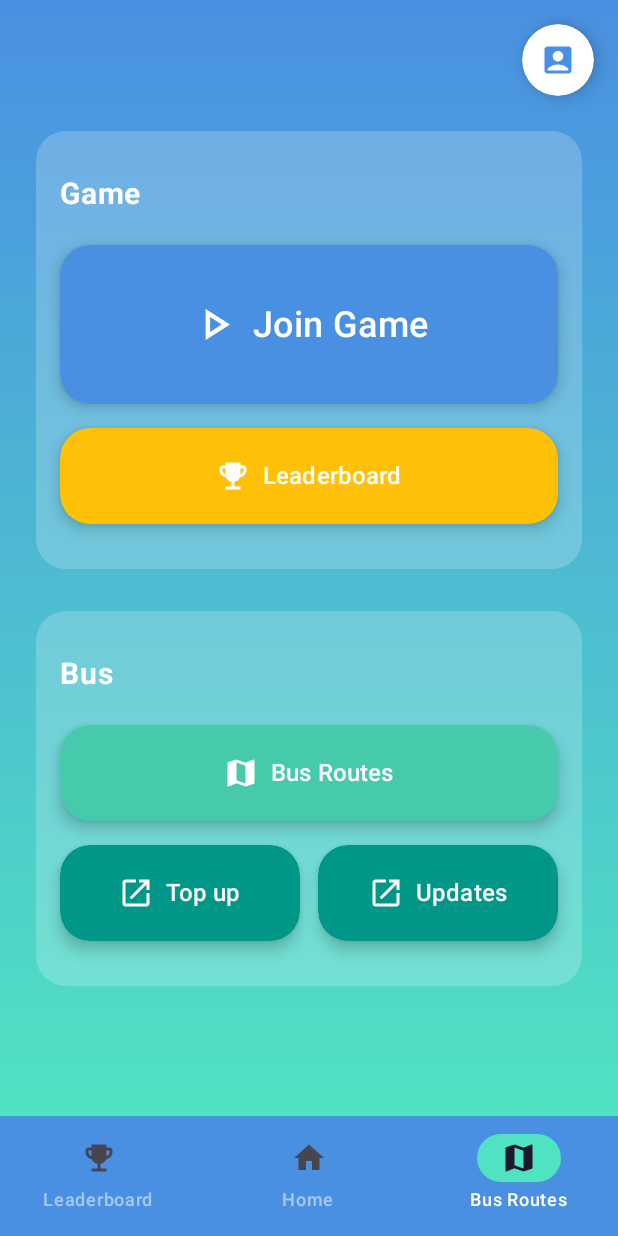
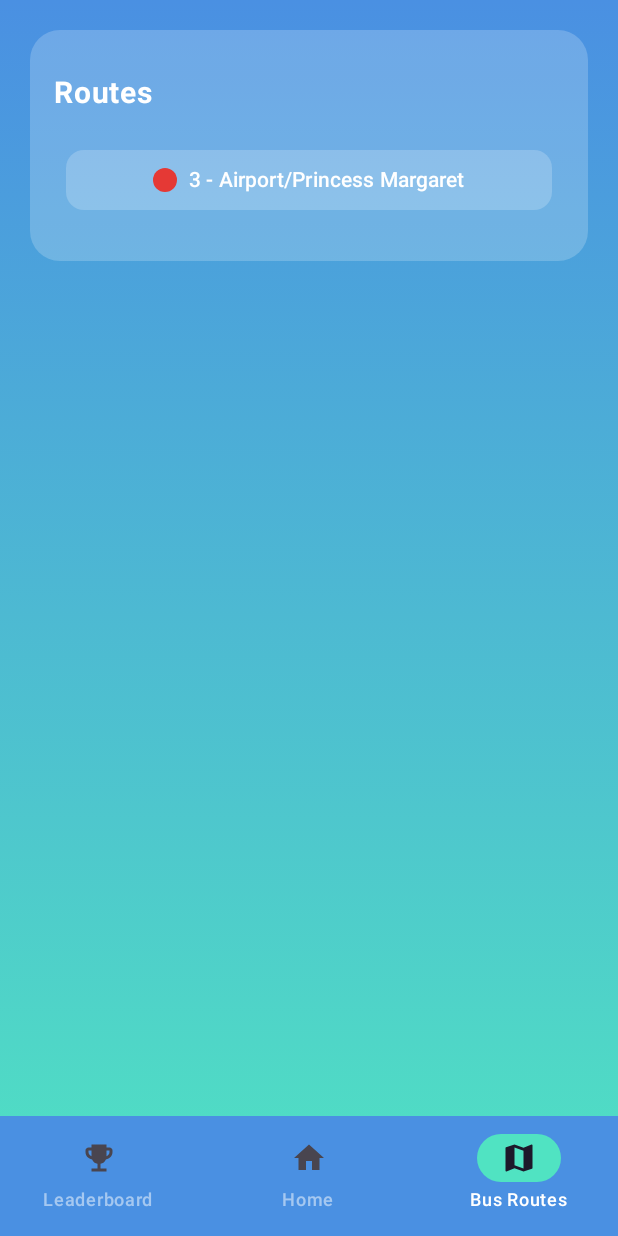
Before and after one commit to SaxySam/SENG303_A2_Bus_Buddy, an Android app built with Jetpack Compose: the screen it shows after launch (MainActivity), item 3 of the bottom bar chosen, on a phone screen of 412 x 824 dp. Run offline under Robolectric (Android 15) with nearby library versions, the phone set to English and light mode, and no system bars.

Commit message:
bus-routes - Added bus routes screen, persistent storage for the selected bus route, route dropdown

```diff
--- a/app/build.gradle.kts
+++ b/app/build.gradle.kts
@@ -49,6 +49,8 @@ dependencies {
     implementation(libs.androidx.ui.tooling.preview)
     implementation(libs.androidx.material3)
     implementation(libs.androidx.material.icons.extended)
+    implementation(libs.androidx.navigation.compose)
+    implementation(libs.androidx.datastore.preferences)
     testImplementation(libs.junit)
     androidTestImplementation(libs.androidx.junit)
     androidTestImplementation(libs.androidx.espresso.core)
--- a/app/src/main/java/nz/ac/canterbury/seng303/busbuddy/MainActivity.kt
+++ b/app/src/main/java/nz/ac/canterbury/seng303/busbuddy/MainActivity.kt
@@ -8,7 +8,12 @@ import androidx.compose.foundation.layout.fillMaxSize
 import androidx.compose.foundation.layout.padding
 import androidx.compose.material3.Scaffold
 import androidx.compose.ui.Modifier
+import androidx.navigation.compose.NavHost
+import androidx.navigation.compose.composable
+import androidx.navigation.compose.rememberNavController
+import nz.ac.canterbury.seng303.busbuddy.composables.BusRoutesScreen
 import nz.ac.canterbury.seng303.busbuddy.composables.HomeScreen
+import nz.ac.canterbury.seng303.busbuddy.composables.NavBar
 import nz.ac.canterbury.seng303.busbuddy.ui.theme.BusBuddyTheme
 
 class MainActivity : ComponentActivity() {
@@ -17,9 +22,16 @@ class MainActivity : ComponentActivity() {
         enableEdgeToEdge()
         setContent {
             BusBuddyTheme {
-                Scaffold(modifier = Modifier.fillMaxSize()) { innerPadding ->
-                    HomeScreen(modifier = Modifier.padding(innerPadding))
-                    // Navigation to be added later
+                val navController = rememberNavController()
+                Scaffold(modifier = Modifier.fillMaxSize(), bottomBar = { NavBar(navController) }) { innerPadding ->
+                    NavHost(navController = navController, startDestination = "HomeScreen") {
+                        composable("HomeScreen") {
+                            HomeScreen(modifier = Modifier.padding(innerPadding))
+                        }
+                        composable("BusRoutesScreen") {
+                            BusRoutesScreen()
+                        }
+                    }
                 }
             }
         }
--- /dev/null
+++ b/app/src/main/java/nz/ac/canterbury/seng303/busbuddy/composables/BusRoutesScreen.kt
@@ -0,0 +1,56 @@
+package nz.ac.canterbury.seng303.busbuddy.composables
+
+import androidx.compose.foundation.background
+import androidx.compose.foundation.layout.Box
+import androidx.compose.foundation.layout.fillMaxSize
+import androidx.compose.foundation.layout.padding
+import androidx.compose.material3.MaterialTheme
+import androidx.compose.material3.Scaffold
+import androidx.compose.runtime.Composable
+import androidx.compose.runtime.remember
+import androidx.compose.ui.Modifier
+import androidx.compose.ui.graphics.Brush
+import androidx.compose.ui.platform.LocalContext
+import androidx.compose.ui.unit.dp
+import nz.ac.canterbury.seng303.busbuddy.utils.RoutesDropDown
+import nz.ac.canterbury.seng303.busbuddy.utils.SectionCard
+import nz.ac.canterbury.seng303.busbuddy.viewmodels.RoutesViewModel
+
+@Composable
+fun BusRoutesScreen() {
+    val context = LocalContext.current
+    val viewModel = remember { RoutesViewModel(context) }
+
+    Scaffold(
+        modifier = Modifier.fillMaxSize()
+    ) { innerPadding ->
+        Box(
+            modifier = Modifier
+                .fillMaxSize()
+                .padding(innerPadding)
+                .background(
+                    Brush.verticalGradient(
+                        colors = listOf(
+                            MaterialTheme.colorScheme.primary,
+                            MaterialTheme.colorScheme.primaryContainer
+                        )
+                    )
+                )
+        ) {
+            Box (modifier = Modifier.padding(20.dp)) {
+                SectionCard(title = "Routes") {
+                    // Add bus routes drop down
+                    RoutesDropDown(viewModel)
+                    // Display proximity to next stop
+
+
+
+//                val busMap: Painter = painterResource(id = R.drawable.metro_map_christchurch)
+//                ZoomableImage(
+//                    busMap = busMap
+//                )
+                }
+            }
+        }
+    }
+}
--- a/app/src/main/java/nz/ac/canterbury/seng303/busbuddy/composables/HomeScreen.kt
+++ b/app/src/main/java/nz/ac/canterbury/seng303/busbuddy/composables/HomeScreen.kt
@@ -17,7 +17,6 @@ import androidx.compose.ui.Modifier
 import androidx.compose.ui.draw.shadow
 import androidx.compose.ui.graphics.Brush
 import androidx.compose.ui.platform.LocalContext
-import androidx.compose.ui.tooling.preview.Preview
 import androidx.compose.ui.unit.dp
 import androidx.compose.ui.unit.sp
 import androidx.core.net.toUri
@@ -29,7 +28,6 @@ fun HomeScreen(modifier: Modifier = Modifier) {
     val context = LocalContext.current
 
     Scaffold(
-        bottomBar = { NavBar() },
         modifier = Modifier.fillMaxSize()
     ) { innerPadding ->
         Box(
@@ -135,9 +133,3 @@ fun HomeScreen(modifier: Modifier = Modifier) {
         }
     }
 }
-
-@Preview(showBackground = true)
-@Composable
-fun PreviewHomeScreen() {
-    HomeScreen()
-}
--- a/app/src/main/java/nz/ac/canterbury/seng303/busbuddy/composables/NavBar.kt
+++ b/app/src/main/java/nz/ac/canterbury/seng303/busbuddy/composables/NavBar.kt
@@ -1,27 +1,33 @@
 package nz.ac.canterbury.seng303.busbuddy.composables
 
-import androidx.compose.foundation.background
-import androidx.compose.foundation.layout.Box
-import androidx.compose.foundation.layout.fillMaxSize
 import androidx.compose.material.icons.Icons
 import androidx.compose.material.icons.filled.EmojiEvents
 import androidx.compose.material.icons.filled.Home
 import androidx.compose.material.icons.filled.Map
 import androidx.compose.material3.*
 import androidx.compose.runtime.*
-import androidx.compose.ui.Modifier
-import androidx.compose.ui.tooling.preview.Preview
+import androidx.compose.ui.graphics.vector.ImageVector
 import androidx.compose.ui.unit.dp
+import androidx.navigation.NavController
 import nz.ac.canterbury.seng303.busbuddy.ui.theme.*
 
+
+data class NavItem(
+    val icon: ImageVector,
+    val label: String,
+    val index: Int,
+    val route: String
+)
+
+
 @Composable
-fun NavBar() {
-    var selectedItem by remember { mutableStateOf(1) }
+fun NavBar(navController: NavController) {
+    var selectedItem by remember { mutableIntStateOf(1) }
 
     val items = listOf(
-        Triple(Icons.Filled.EmojiEvents, "Leaderboard", 0),
-        Triple(Icons.Filled.Home, "Home", 1),
-        Triple(Icons.Filled.Map, "Bus Routes", 2)
+        NavItem(Icons.Filled.EmojiEvents, "Leaderboard", 0, "Leaderboard"),
+        NavItem(Icons.Filled.Home, "Home", 1, "HomeScreen"),
+        NavItem(Icons.Filled.Map, "Bus Routes", 2, "BusRoutesScreen")
     )
 
     NavigationBar(
@@ -29,10 +35,13 @@ fun NavBar() {
         contentColor = MaterialTheme.colorScheme.onPrimary,
         tonalElevation = 12.dp
     ) {
-        items.forEach { (icon, label, index) ->
+        items.forEach { (icon, label, index, route) ->
             NavigationBarItem(
                 selected = selectedItem == index,
-                onClick = { selectedItem = index },
+                onClick = {
+                    selectedItem = index
+                    navController.navigate(route)
+                          },
                 icon = {
                     Icon(
                         imageVector = icon,
@@ -52,15 +61,3 @@ fun NavBar() {
         }
     }
 }
-
-@Preview
-@Composable
-fun PreviewNavBar() {
-    Box(
-        modifier = Modifier
-            .fillMaxSize()
-            .background(color = MaterialTheme.colorScheme.background)
-    ) {
-        NavBar()
-    }
-}
--- /dev/null
+++ b/app/src/main/java/nz/ac/canterbury/seng303/busbuddy/data/RoutePreferences.kt
@@ -0,0 +1,26 @@
+package nz.ac.canterbury.seng303.busbuddy.data
+
+import android.content.Context
+import androidx.datastore.preferences.core.edit
+import androidx.datastore.preferences.core.stringPreferencesKey
+import androidx.datastore.preferences.preferencesDataStore
+import kotlinx.coroutines.flow.Flow
+import kotlinx.coroutines.flow.map
+
+val Context.dataStore by preferencesDataStore(name = "settings")
+
+object RoutePreferences {
+    val SELECTED_ROUTE = stringPreferencesKey("selected_route")
+
+    suspend fun saveRoute(context: Context, route: String) {
+        context.dataStore.edit { prefs ->
+            prefs[SELECTED_ROUTE] = route
+        }
+    }
+
+    fun getRoute(context: Context): Flow<String?> {
+        return context.dataStore.data.map { prefs ->
+            prefs[SELECTED_ROUTE]
+        }
+    }
+}
--- /dev/null
+++ b/app/src/main/java/nz/ac/canterbury/seng303/busbuddy/utils/RouteDropDown.kt
@@ -0,0 +1,84 @@
+package nz.ac.canterbury.seng303.busbuddy.utils
+
+import androidx.compose.foundation.background
+import androidx.compose.foundation.layout.*
+import androidx.compose.foundation.shape.CircleShape
+import androidx.compose.foundation.shape.RoundedCornerShape
+import androidx.compose.material3.*
+import androidx.compose.runtime.*
+import androidx.compose.ui.Alignment
+import androidx.compose.ui.Modifier
+import androidx.compose.ui.graphics.Color
+import androidx.compose.ui.unit.dp
+import nz.ac.canterbury.seng303.busbuddy.viewmodels.RoutesViewModel
+
+@Composable
+fun RoutesDropDown(viewModel: RoutesViewModel) {
+    val routes = listOf(
+        "3 - Airport/Princess Margaret" to Color(0xFFE53935),
+        "17 - Bryndwr/Huntsbury" to Color(0xFF1E88E5),
+        "28 - Casebrook/Lyttelton" to Color(0xFF43A047),
+        "80 - Lincoln/Burnside" to Color(0xFF8E24AA),
+        "125 - Redwood/Westlake" to Color(0xFFFFB300),
+        "Orbiter" to Color(0xFF009688)
+    )
+
+    var expanded by remember { mutableStateOf(false) }
+    val selectedRouteName by viewModel.selectedRoute.collectAsState()
+    val selectedRoute = routes.find { it.first == selectedRouteName } ?: routes.first()
+
+    Box(
+        modifier = Modifier
+            .fillMaxWidth()
+            .padding(horizontal = 8.dp)
+    ) {
+        Button(
+            onClick = { expanded = true },
+            modifier = Modifier.fillMaxWidth(),
+            shape = RoundedCornerShape(12.dp),
+            colors = ButtonDefaults.buttonColors(
+                containerColor = MaterialTheme.colorScheme.surface,
+            )
+        ) {
+            Row(verticalAlignment = Alignment.CenterVertically) {
+                Box(
+                    modifier = Modifier
+                        .size(16.dp)
+                        .background(selectedRoute.second, shape = CircleShape)
+                )
+                Spacer(modifier = Modifier.width(8.dp))
+                Text(selectedRoute.first)
+            }
+        }
+
+        DropdownMenu(
+            expanded = expanded,
+            onDismissRequest = { expanded = false },
+            containerColor = MaterialTheme.colorScheme.surface,
+        ) {
+            routes.forEach { route ->
+                DropdownMenuItem(
+                    onClick = {
+                        viewModel.selectRoute(route.first)
+                        expanded = false
+                    },
+                    text = {
+                        Row(verticalAlignment = Alignment.CenterVertically) {
+                            Box(
+                                modifier = Modifier
+                                    .size(16.dp)
+                                    .background(route.second, shape = CircleShape)
+                            )
+                            Spacer(modifier = Modifier.width(8.dp))
+                            Text(route.first)
+                        }
+                    },
+                    colors = MenuDefaults.itemColors(
+                        textColor = MaterialTheme.colorScheme.onPrimary,
+                        leadingIconColor = MaterialTheme.colorScheme.surface
+                    )
+                )
+            }
+        }
+    }
+}
--- a/app/src/main/java/nz/ac/canterbury/seng303/busbuddy/utils/StyledButton.kt
+++ b/app/src/main/java/nz/ac/canterbury/seng303/busbuddy/utils/StyledButton.kt
@@ -1,10 +1,7 @@
 package nz.ac.canterbury.seng303.busbuddy.utils
 
-import android.R.attr.onClick
-import android.R.attr.text
 import androidx.compose.foundation.layout.PaddingValues
 import androidx.compose.foundation.layout.Spacer
-import androidx.compose.foundation.layout.height
 import androidx.compose.foundation.layout.width
 import androidx.compose.foundation.shape.RoundedCornerShape
 import androidx.compose.material3.Button
--- /dev/null
+++ b/app/src/main/java/nz/ac/canterbury/seng303/busbuddy/viewmodels/RoutesViewModel.kt
@@ -0,0 +1,31 @@
+package nz.ac.canterbury.seng303.busbuddy.viewmodels
+
+import androidx.lifecycle.ViewModel
+import androidx.lifecycle.viewModelScope
+import kotlinx.coroutines.flow.*
+import kotlinx.coroutines.launch
+import android.content.Context
+import nz.ac.canterbury.seng303.busbuddy.data.RoutePreferences
+
+class RoutesViewModel(private val context: Context) : ViewModel() {
+
+    private val _selectedRoute = MutableStateFlow<String?>(null)
+    val selectedRoute: StateFlow<String?> = _selectedRoute.asStateFlow()
+
+    init {
+        // Load saved route from DataStore
+        viewModelScope.launch {
+            RoutePreferences.getRoute(context)
+                .collect { saved ->
+                    _selectedRoute.value = saved
+                }
+        }
+    }
+
+    fun selectRoute(routeName: String) {
+        _selectedRoute.value = routeName
+        viewModelScope.launch {
+            RoutePreferences.saveRoute(context, routeName)
+        }
+    }
+}
```
Also changed, not shown: app/src/main/java/nz/ac/canterbury/seng303/busbuddy/utils/ZoomableImage.kt (added, +53 -0 lines), gradle/libs.versions.toml (+12 -0 lines), 3 other files.
